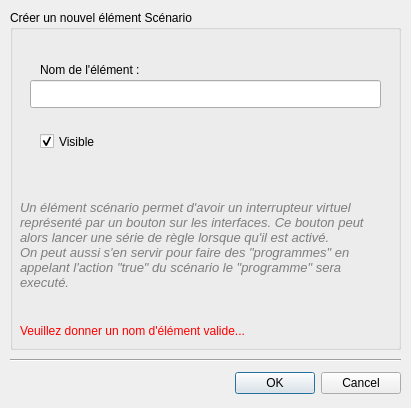
This is data/DialogNewScenario.ui in calaos/calaos_installer as Qt 5 draws it before an edit. The edited form follows.
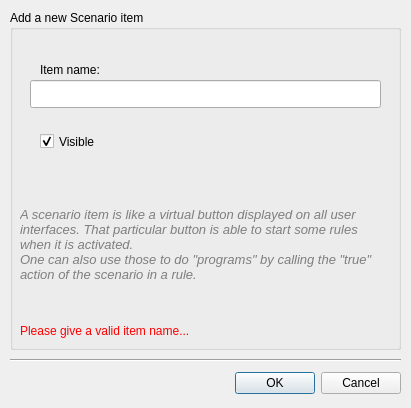
This is the edited form. Icons and pictures are not drawn.

Patch:
```diff
--- a/data/DialogNewScenario.ui
+++ b/data/DialogNewScenario.ui
@@ -83,7 +83,7 @@
     </rect>
    </property>
    <property name="title">
-    <string>Créer un nouvel élément Scénario</string>
+    <string>Add a new Scenario item</string>
    </property>
    <widget class="QLabel" name="label">
     <property name="geometry">
@@ -95,7 +95,7 @@
      </rect>
     </property>
     <property name="text">
-     <string>Nom de l'élément :</string>
+     <string>Item name:</string>
     </property>
    </widget>
    <widget class="QLineEdit" name="edit_name">
@@ -190,9 +190,9 @@
      <string>&lt;!DOCTYPE HTML PUBLIC &quot;-//W3C//DTD HTML 4.0//EN&quot; &quot;http://www.w3.org/TR/REC-html40/strict.dtd&quot;&gt;
 &lt;html&gt;&lt;head&gt;&lt;meta name=&quot;qrichtext&quot; content=&quot;1&quot; /&gt;&lt;style type=&quot;text/css&quot;&gt;
 p, li { white-space: pre-wrap; }
-&lt;/style&gt;&lt;/head&gt;&lt;body style=&quot; font-family:'DejaVu Sans'; font-size:10pt; font-weight:400; font-style:italic;&quot;&gt;
-&lt;p style=&quot; margin-top:0px; margin-bottom:0px; margin-left:0px; margin-right:0px; -qt-block-indent:0; text-indent:0px;&quot;&gt;Un élément scénario permet d'avoir un interrupteur virtuel représenté par un bouton sur les interfaces. Ce bouton peut alors lancer une série de règle lorsque qu'il est activé.&lt;/p&gt;
-&lt;p style=&quot; margin-top:0px; margin-bottom:0px; margin-left:0px; margin-right:0px; -qt-block-indent:0; text-indent:0px;&quot;&gt;On peut aussi s'en servir pour faire des &quot;programmes&quot; en appelant l'action &quot;true&quot; du scénario le &quot;programme&quot; sera executé.&lt;/p&gt;&lt;/body&gt;&lt;/html&gt;</string>
+&lt;/style&gt;&lt;/head&gt;&lt;body style=&quot; font-family:'MS Shell Dlg 2'; font-size:8pt; font-weight:400; font-style:italic;&quot;&gt;
+&lt;p style=&quot; margin-top:0px; margin-bottom:0px; margin-left:0px; margin-right:0px; -qt-block-indent:0; text-indent:0px;&quot;&gt;&lt;span style=&quot; font-family:'DejaVu Sans'; font-size:10pt;&quot;&gt;A scenario item is like a virtual button displayed on all user interfaces. That particular button is able to start some rules when it is activated.&lt;/span&gt;&lt;/p&gt;
+&lt;p style=&quot; margin-top:0px; margin-bottom:0px; margin-left:0px; margin-right:0px; -qt-block-indent:0; text-indent:0px;&quot;&gt;&lt;span style=&quot; font-family:'DejaVu Sans'; font-size:10pt;&quot;&gt;One can also use those to do &amp;quot;programs&amp;quot; by calling the &amp;quot;true&amp;quot; action of the scenario in a rule.&lt;/span&gt;&lt;/p&gt;&lt;/body&gt;&lt;/html&gt;</string>
     </property>
     <property name="textFormat">
      <enum>Qt::AutoText</enum>
@@ -254,7 +254,7 @@
      </palette>
     </property>
     <property name="text">
-     <string>Veuillez donner un nom d'élément valide...</string>
+     <string>Please give a valid item name...</string>
     </property>
    </widget>
    <widget class="QCheckBox" name="checkBox_visible">
```
